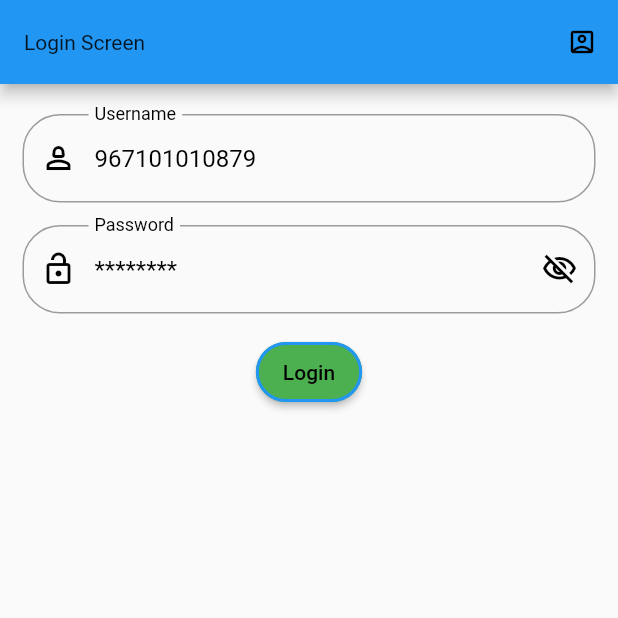
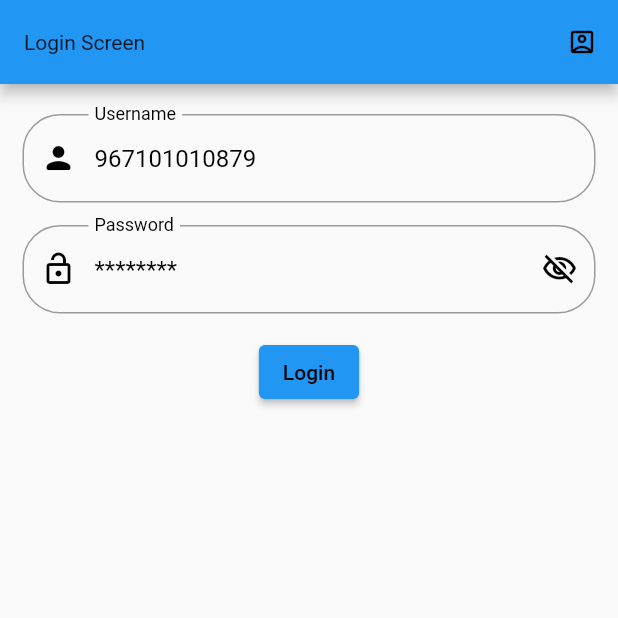
Before and after one commit to jyothishreddy18/CICD_DEMO, a Flutter app: the screen it shows after launch, on a phone screen of 412 x 824 dp, the top half of it. Run offline on Flutter 3.47's test engine with Material 2 defaults, Android fonts, the phone set to English and light mode, and no system bars; Roboto replaces fonts that are missing (PtcRegular).

Commit message:
initial CICD demo12

```diff
--- a/lib/Views/Login.dart
+++ b/lib/Views/Login.dart
@@ -113,7 +113,7 @@ class _LoginScreenState extends State<LoginScreen> {
                       borderRadius: BorderRadius.circular(25),
                     ),
                     prefixIcon: Icon(
-                      Icons.person_2_outlined,
+                      Icons.person_rounded,
                       color: Colors.black,
                     )),
                 onFieldSubmitted: (value) {
@@ -171,14 +171,6 @@ class _LoginScreenState extends State<LoginScreen> {
                 height: 15,
               ),
               ElevatedButton(
-                  style: ElevatedButton.styleFrom(
-                    backgroundColor: Colors.green,
-                    padding: EdgeInsets.only(
-                        left: 18, right: 18, top: 12, bottom: 12),
-                    shape: RoundedRectangleBorder(
-                        borderRadius: BorderRadius.circular(25),
-                        side: BorderSide(width: 2, color: Colors.blue)),
-                  ),
                   onPressed: () {
                     print("Login button pressing");
                     var data = jsonEncode({
```
